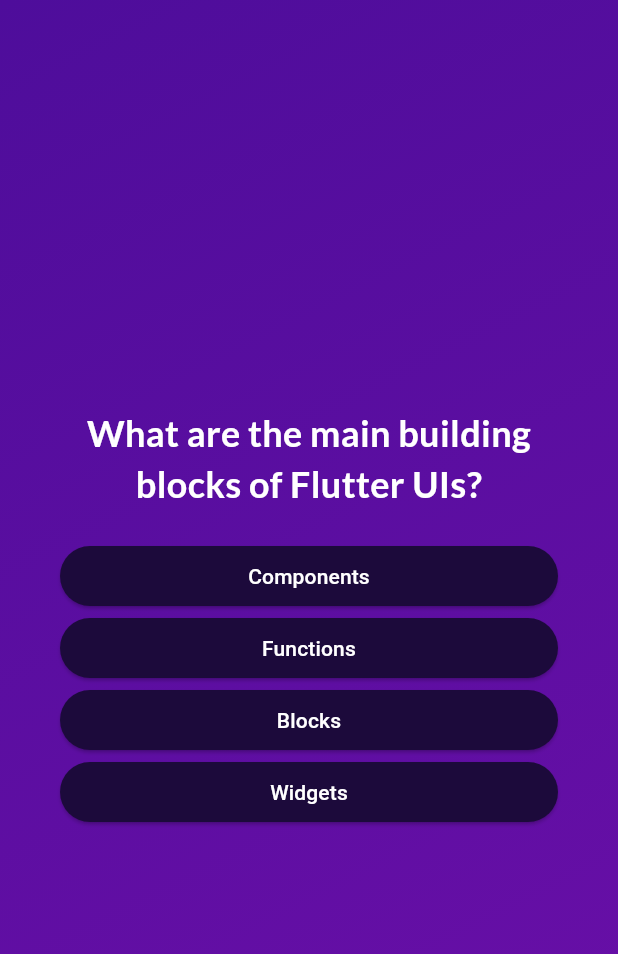
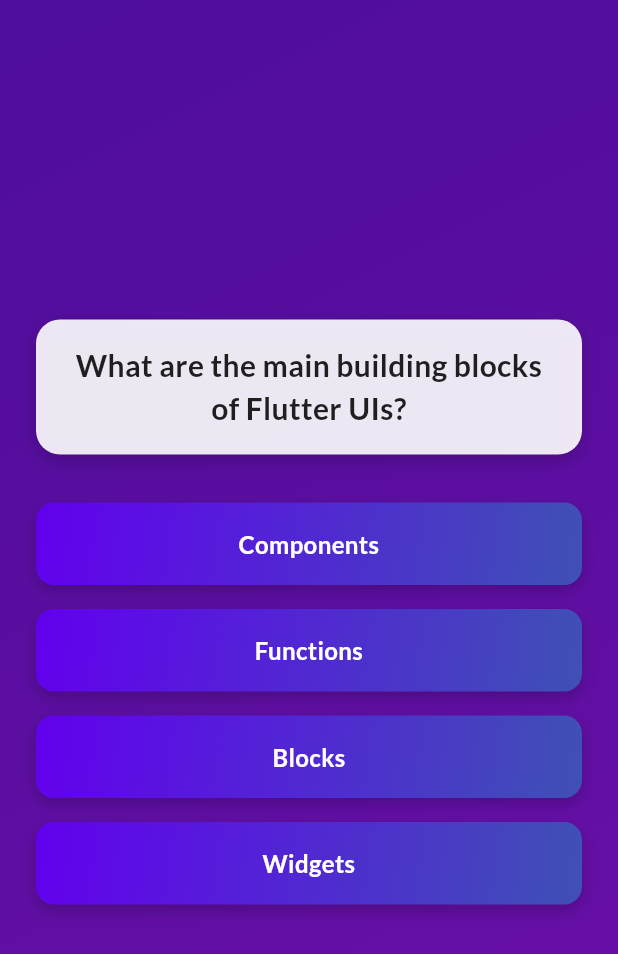
Before and after one commit to iAnujDeshmukh/Flutter-learning, a Flutter app: the screen it shows after launch, after a tap on "Start the Quiz!", on a phone screen of 412 x 824 dp. Shown: the top 954 px of the screen. Run offline on Flutter 3.47's test engine with Material 3 defaults, Android fonts, the phone set to English and light mode, and no system bars; our stand-ins replace google_fonts.

Commit message:
13-12-2024

```diff
--- a/quizy/lib/question_screen.dart
+++ b/quizy/lib/question_screen.dart
@@ -28,41 +28,91 @@
   @override
   Widget build(context) {
     final currentQuestion = questions[currentQuestionNumber];
-    return SizedBox(
-      width: double.infinity,
-      child: Container(
-        margin: const EdgeInsets.all(40),
-        child: Column(
+
+    return Container(
+      decoration: const BoxDecoration(
+        gradient: LinearGradient(
+          colors: [
+            Color.fromARGB(255, 78, 13, 155),
+            Color.fromARGB(255, 107, 15, 168),
+          ],
+          begin: Alignment.topLeft,
+          end: Alignment.bottomRight,
+        ),
+      ),
+      child: Center(
+        child: Padding(
+          padding: const EdgeInsets.symmetric(horizontal: 24),
+          child: Column(
             mainAxisAlignment: MainAxisAlignment.center,
             crossAxisAlignment: CrossAxisAlignment.stretch,
             children: [
-              Text(currentQuestion.question,
+              // Question Card
+              Container(
+                padding: const EdgeInsets.all(16),
+                margin: const EdgeInsets.only(bottom: 24),
+                decoration: BoxDecoration(
+                  color: Colors.white.withOpacity(0.9),
+                  borderRadius: BorderRadius.circular(16),
+                  boxShadow: [
+                    BoxShadow(
+                      color: Colors.black.withOpacity(0.2),
+                      blurRadius: 10,
+                      offset: const Offset(0, 4),
+                    ),
+                  ],
+                ),
+                child: Text(
+                  currentQuestion.question,
                   style: GoogleFonts.lato(
-                      fontSize: 24,
-                      color: Colors.white,
-                      fontWeight: FontWeight.bold),
-                  textAlign: TextAlign.center),
-              const SizedBox(height: 20),
+                    fontSize: 20,
+                    fontWeight: FontWeight.bold,
+                    color: Colors.black87,
+                  ),
+                  textAlign: TextAlign.center,
+                ),
+              ),
 
+              // Option Buttons
               ...currentQuestion.shuffledAnswers().map((answer) {
-                return OptionButton(
-                    onClickFunction: () {
-                      nextQuestion(answer);
-                    },
-                    text: answer);
+                return GestureDetector(
+                  onTap: () => nextQuestion(answer),
+                  child: Container(
+                    margin: const EdgeInsets.symmetric(vertical: 8),
+                    padding: const EdgeInsets.all(16),
+                    decoration: BoxDecoration(
+                      borderRadius: BorderRadius.circular(12),
+                      gradient: const LinearGradient(
+                        colors: [
+                          Color.fromARGB(255, 98, 0, 238),
+                          Color.fromARGB(255, 63, 81, 181),
+                        ],
+                        begin: Alignment.topLeft,
+                        end: Alignment.bottomRight,
+                      ),
+                      boxShadow: [
+                        BoxShadow(
+                          color: Colors.black.withOpacity(0.2),
+                          blurRadius: 8,
+                          offset: Offset(0, 4),
+                        ),
+                      ],
+                    ),
+                    child: Text(
+                      answer,
+                      style: GoogleFonts.lato(
+                        fontSize: 16,
+                        fontWeight: FontWeight.w600,
+                        color: Colors.white,
+                      ),
+                      textAlign: TextAlign.center,
+                    ),
+                  ),
+                );
               }),
-              // //button 1
-              // OptionButton(onClickFunction: () {}, text: "Answer 1"),
-
-              // //button 1
-              // OptionButton(onClickFunction: () {}, text: "Answer 2"),
-
-              // //button 1
-              // OptionButton(onClickFunction: () {}, text: "Answer 3"),
-
-              // //button 1
-              // OptionButton(onClickFunction: () {}, text: "Answer 4"),
-            ]),
+            ],
+          ),
+        ),
       ),
     );
   }
--- a/quizy/lib/quiz.dart
+++ b/quizy/lib/quiz.dart
@@ -2,6 +2,7 @@
 import 'package:quizy/start_screen.dart';
 import 'package:quizy/question_screen.dart';
 import 'package:quizy/questions.dart';
+import 'package:quizy/result_screen.dart';
 
 class Quiz extends StatefulWidget {
   @override
@@ -38,8 +39,8 @@
       print(selectedAnswer);
       if (answers.length == questions.length) {
         print(answers);
-        answers = [];
-        activeScreenIdentifier = 'start-screen';
+        activeScreenIdentifier = 'result-screen';
+        // answers = [];
       }
     });
   }
@@ -50,6 +51,10 @@
 
     if (activeScreenIdentifier == 'questions-screen') {
       screenWidget = QuestionScreen(onSelect: addAnswers);
+    }
+
+    if (activeScreenIdentifier == 'result-screen') {
+      screenWidget = ResultScreen(choosenAnswers: answers);
     }
 
     return MaterialApp(
--- a/quizy/lib/quiz_question.dart
+++ b/quizy/lib/quiz_question.dart
@@ -3,6 +3,11 @@
 
   final String question;
   final List<String> answers;
+
+  @override
+  String toString() {
+    return question; // Return the question text for display
+  }
 
   //shuffled answers
   List<String> shuffledAnswers() {
--- a/quizy/lib/start_screen.dart
+++ b/quizy/lib/start_screen.dart
@@ -6,41 +6,95 @@
   final void Function() startQuiz;
 
   @override
-  Widget build(context) {
+  Widget build(BuildContext context) {
     return Center(
       child: Column(
-
-          //Center the content
-          mainAxisSize: MainAxisSize.min,
-
-          //CHILDREN
+        mainAxisSize: MainAxisSize.min, // Center content vertically
         children: [
-            //HERO IMAGE
-            Image.asset(
+          // HERO IMAGE WITH SHADOW
+          Container(
+            decoration: BoxDecoration(
+              boxShadow: [
+                BoxShadow(
+                  color: Colors.black.withOpacity(0.5),
+                  blurRadius: 20,
+                  spreadRadius: 2,
+                  offset: const Offset(0, 5),
+                ),
+              ],
+            ),
+            child: Image.asset(
               'assets/images/quiz-logo.png',
               width: 200,
-              color: Colors.white.withOpacity(0.5),
+              color: Colors.white.withOpacity(0.8),
+            ),
           ),
 
-            //HERO TEXT
+          // HERO TEXT WITH SHADOW
           const SizedBox(height: 20),
           Text(
             "Learn Flutter the fun way!",
+            textAlign: TextAlign.center,
             style: GoogleFonts.lato(
-                  fontSize: 24,
+              fontSize: 28,
+              fontWeight: FontWeight.bold,
               color: Colors.white,
-                  fontWeight: FontWeight.bold),
+              shadows: [
+                Shadow(
+                  color: Colors.black.withOpacity(0.5),
+                  blurRadius: 10,
+                  offset: const Offset(2, 2),
+                ),
+              ],
+            ),
           ),
 
-            //START BUTTON
-            const SizedBox(height: 20),
-            OutlinedButton.icon(
-              onPressed: startQuiz,
-              icon: Icon(Icons.arrow_right_alt),
-              label: const Text("Start the Quiz!",
-                  style: TextStyle(fontSize: 15, color: Colors.white)),
+          // START BUTTON WITH GRADIENT BACKGROUND
+          const SizedBox(height: 30),
+          GestureDetector(
+            onTap: startQuiz,
+            child: Container(
+              decoration: BoxDecoration(
+                gradient: const LinearGradient(
+                  colors: [
+                    Color.fromARGB(255, 78, 13, 155),
+                    Color.fromARGB(255, 107, 15, 168),
+                  ],
+                  begin: Alignment.topLeft,
+                  end: Alignment.bottomRight,
                 ),
-          ]),
+                borderRadius: BorderRadius.circular(30),
+                boxShadow: [
+                  BoxShadow(
+                    color: Colors.black.withOpacity(0.2),
+                    blurRadius: 8,
+                    offset: const Offset(0, 4),
+                  ),
+                ],
+              ),
+              padding: const EdgeInsets.symmetric(horizontal: 24, vertical: 12),
+              child: Row(
+                mainAxisSize: MainAxisSize.min,
+                children: [
+                  const Text(
+                    "Start the Quiz!",
+                    style: TextStyle(
+                      fontSize: 18,
+                      color: Colors.white,
+                      fontWeight: FontWeight.bold,
+                    ),
+                  ),
+                  const SizedBox(width: 8),
+                  const Icon(
+                    Icons.arrow_right_alt,
+                    color: Colors.white,
+                  ),
+                ],
+              ),
+            ),
+          ),
+        ],
+      ),
     );
   }
 }
```
Also changed, not shown: quizy/lib/questions_summary.dart (added, +93 -0 lines), quizy/lib/result_screen.dart (added, +59 -0 lines). Lines whose indentation alone changed are shown as unchanged.
